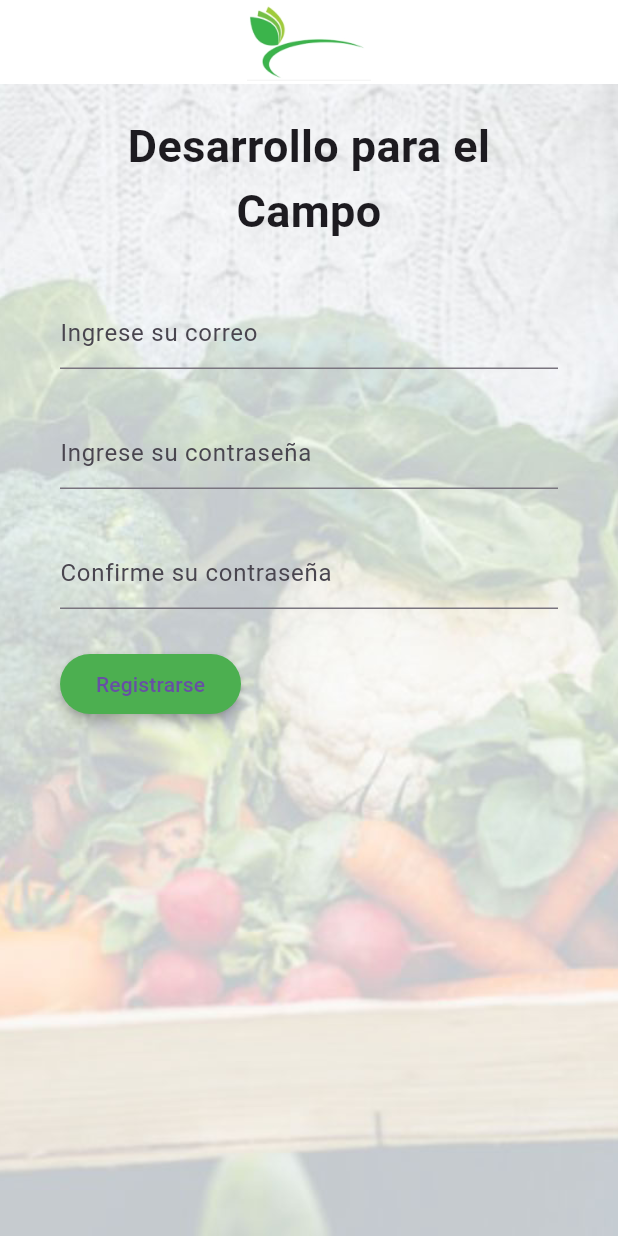
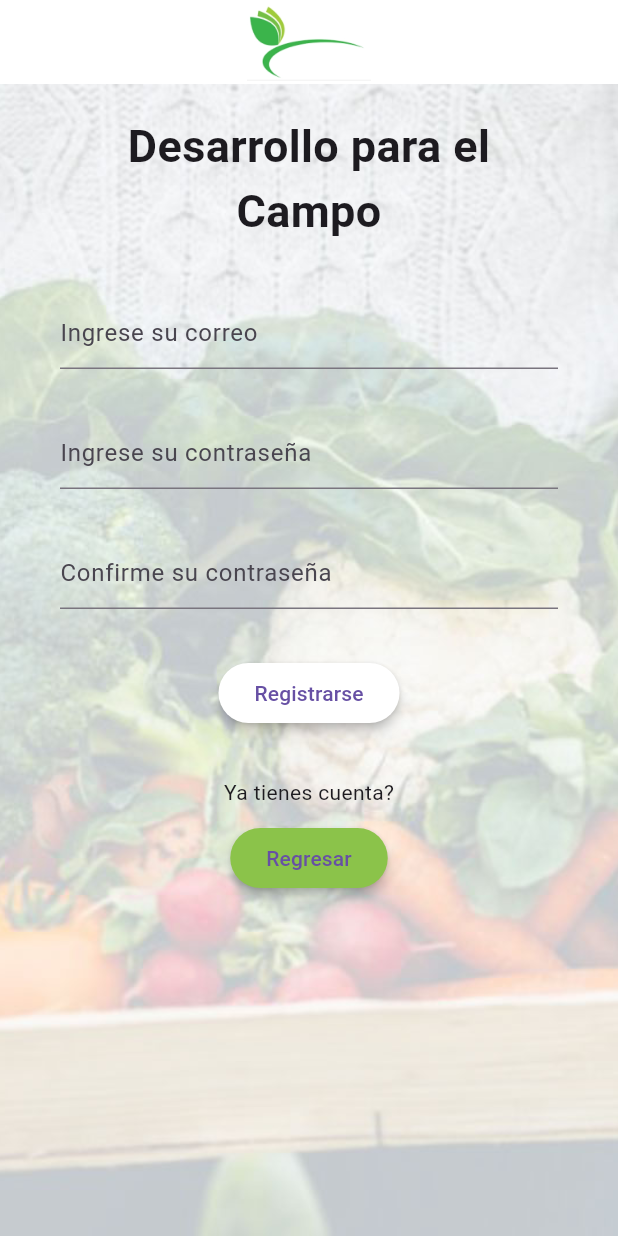
Before and after one commit to jhonharoldpizarro2021/misiontic_app_flutter, a Flutter app: the screen it shows after launch, after a tap on "Iniciar sesion", after a tap on "Registrate", on a phone screen of 412 x 824 dp. Run offline on Flutter 3.47's test engine with Material 3 defaults, Android fonts, the phone set to English and light mode, and no system bars; our stand-ins replace firebase_auth, firebase_core; accounts and stored records are empty.

Commit message:
feature/regresar_in_registro_page

```diff
--- a/lib/Fragments/loginPage.dart
+++ b/lib/Fragments/loginPage.dart
@@ -57,7 +57,7 @@ class _MyStatefulWidgetState extends State<MyStatefulWidget> {
     return Form(
       key: _formKey,
       child: Column(
-        crossAxisAlignment: CrossAxisAlignment.start,
+        crossAxisAlignment: CrossAxisAlignment.center,
         children: <Widget>[
           Column(
             mainAxisAlignment: MainAxisAlignment.center,
@@ -117,7 +117,7 @@ class _MyStatefulWidgetState extends State<MyStatefulWidget> {
                 }
               },
               style: ElevatedButton.styleFrom(
-                //backgroundColor: Colors.green,
+                backgroundColor: Colors.white,
                 elevation: 3,
                 minimumSize: const Size(100, 40),
               ),
@@ -135,7 +135,7 @@ class _MyStatefulWidgetState extends State<MyStatefulWidget> {
                 Navigator.pushReplacementNamed(context, PageRoutes.registro);
               },
               style: ElevatedButton.styleFrom(
-                backgroundColor: Colors.green,
+                backgroundColor: Colors.lightGreen,
                 elevation: 3,
                 minimumSize: const Size(100, 40),
               ),
--- a/lib/Fragments/registroPage.dart
+++ b/lib/Fragments/registroPage.dart
@@ -98,12 +98,16 @@ class _MyStatefulWidgetState extends State<MyStatefulWidget> {
     });
   }
 
+  void _goLogin() {
+    Navigator.pushReplacementNamed(context, PageRoutes.login);
+  }
+
   @override
   Widget build(BuildContext context) {
     return Form(
       key: _formKey,
       child: Column(
-        crossAxisAlignment: CrossAxisAlignment.start,
+        crossAxisAlignment: CrossAxisAlignment.center,
         children: <Widget>[
           Column(
             mainAxisAlignment: MainAxisAlignment.center,
@@ -169,15 +173,31 @@ class _MyStatefulWidgetState extends State<MyStatefulWidget> {
             ),
           ),
           Padding(
-            padding: const EdgeInsets.only(top: 10),
+            padding: const EdgeInsets.symmetric(vertical: 16.0),
             child: ElevatedButton(
               onPressed: _crearUsuario,
               style: ElevatedButton.styleFrom(
-                backgroundColor: Colors.green,
+                backgroundColor: Colors.white,
                 elevation: 3,
                 minimumSize: const Size(100, 40),
               ),
               child: const Text('Registrarse'),
+            ),
+          ),
+          const Padding(
+            padding: EdgeInsets.only(top: 16.0),
+            child: Text('Ya tienes cuenta?'),
+          ),
+          Padding(
+            padding: const EdgeInsets.only(top: 10),
+            child: ElevatedButton(
+              onPressed: _goLogin,
+              style: ElevatedButton.styleFrom(
+                backgroundColor: Colors.lightGreen,
+                elevation: 3,
+                minimumSize: const Size(100, 40),
+              ),
+              child: const Text('Regresar'),
             ),
           ),
         ],
```
